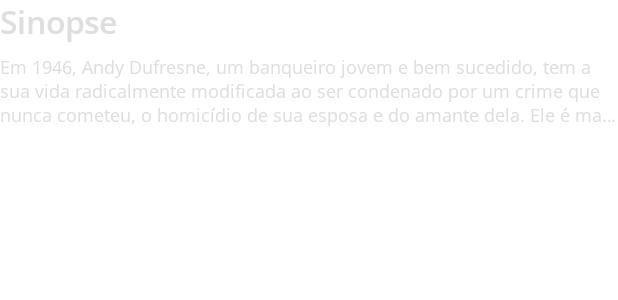
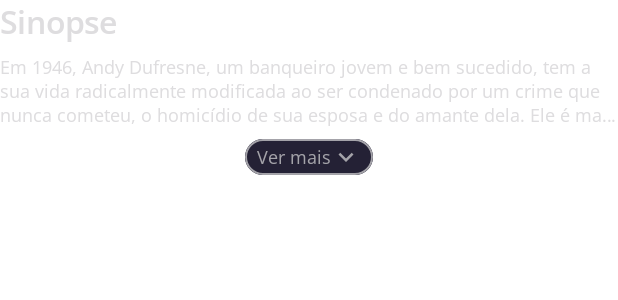
Before and after one commit to WallaceMartinsTI/Movie2You, an Android app built with Jetpack Compose: the @Preview function MovieDetailsSynopsisContainerPreview, on a phone screen of 412 x 824 dp. Shown: the top 300 px of the screen. Run offline under Robolectric (Android 15) with nearby library versions, the phone set to English and light mode, and no system bars; network calls fail.

```diff
--- a/app/src/main/java/com/wcsm/movie2you/domain/model/MovieDetails.kt
+++ b/app/src/main/java/com/wcsm/movie2you/domain/model/MovieDetails.kt
@@ -9,5 +9,4 @@ data class MovieDetails(
     val runtime: String,
     val title: String,
     val voteAverage: String,
-
 )
--- a/app/src/main/java/com/wcsm/movie2you/presentation/MainActivity.kt
+++ b/app/src/main/java/com/wcsm/movie2you/presentation/MainActivity.kt
@@ -42,7 +42,7 @@ class MainActivity : ComponentActivity() {
                 SetBarColor(systemBarsColor)
 
                 LaunchedEffect(Unit) {
-                    delay(2000)
+                    delay(1500)
                     isSplashScreenVisible = false
                 }
 
--- /dev/null
+++ b/app/src/main/java/com/wcsm/movie2you/presentation/ui/components/SeeMoreTextContent.kt
@@ -0,0 +1,109 @@
+package com.wcsm.movie2you.presentation.ui.components
+
+import androidx.compose.animation.animateContentSize
+import androidx.compose.foundation.background
+import androidx.compose.foundation.border
+import androidx.compose.foundation.clickable
+import androidx.compose.foundation.interaction.MutableInteractionSource
+import androidx.compose.foundation.layout.Arrangement
+import androidx.compose.foundation.layout.Column
+import androidx.compose.foundation.layout.Row
+import androidx.compose.foundation.layout.Spacer
+import androidx.compose.foundation.layout.fillMaxSize
+import androidx.compose.foundation.layout.height
+import androidx.compose.foundation.layout.padding
+import androidx.compose.foundation.layout.width
+import androidx.compose.foundation.shape.RoundedCornerShape
+import androidx.compose.material.icons.Icons
+import androidx.compose.material.icons.filled.KeyboardArrowDown
+import androidx.compose.material.icons.filled.KeyboardArrowUp
+import androidx.compose.material3.Icon
+import androidx.compose.material3.MaterialTheme
+import androidx.compose.material3.Text
+import androidx.compose.runtime.Composable
+import androidx.compose.runtime.getValue
+import androidx.compose.runtime.mutableStateOf
+import androidx.compose.runtime.remember
+import androidx.compose.runtime.setValue
+import androidx.compose.ui.Alignment
+import androidx.compose.ui.Modifier
+import androidx.compose.ui.draw.clip
+import androidx.compose.ui.text.style.TextOverflow
+import androidx.compose.ui.tooling.preview.Preview
+import androidx.compose.ui.unit.dp
+import com.wcsm.movie2you.presentation.ui.theme.AppBackgroundColor
+import com.wcsm.movie2you.presentation.ui.theme.CommentsContainerColor
+import com.wcsm.movie2you.presentation.ui.theme.CommentsTextColor
+import com.wcsm.movie2you.presentation.ui.theme.Movie2YouTheme
+import com.wcsm.movie2you.presentation.ui.theme.TitleTextColor
+
+@Composable
+fun SeeMoreTextContent(
+    fullText: String,
+    maxLines: Int,
+    modifier: Modifier = Modifier
+) {
+    var isToShowFullText by remember { mutableStateOf(false) }
+
+    Column(
+        modifier = modifier.animateContentSize(),
+        horizontalAlignment = Alignment.CenterHorizontally
+    ) {
+        Text(
+            text = fullText,
+            color = TitleTextColor,
+            style = MaterialTheme.typography.bodySmall,
+            maxLines = if(isToShowFullText) Int.MAX_VALUE else maxLines,
+            overflow = TextOverflow.Ellipsis
+        )
+
+        Spacer(Modifier.height(8.dp))
+
+        Row(
+            modifier = Modifier
+                .clip(RoundedCornerShape(12.dp))
+                .width(85.dp)
+                .border(1.dp, CommentsTextColor, RoundedCornerShape(12.dp))
+                .background(CommentsContainerColor)
+                .padding(vertical = 2.dp, horizontal = 8.dp)
+                .clickable(
+                    interactionSource = remember { MutableInteractionSource() },
+                    indication = null
+                ) { isToShowFullText = !isToShowFullText },
+            verticalAlignment = Alignment.CenterVertically
+        ) {
+            Text(
+                text = if(isToShowFullText) "Ver menos" else "Ver mais",
+                color = CommentsTextColor,
+                style = MaterialTheme.typography.bodySmall
+            )
+
+            Icon(
+                imageVector = if(isToShowFullText) Icons.Default.KeyboardArrowUp
+                else Icons.Default.KeyboardArrowDown,
+                contentDescription = null,
+                tint = CommentsTextColor
+            )
+        }
+    }
+}
+
+@Preview
+@Composable
+private fun SeeMoreTextContentPreview() {
+    Movie2YouTheme {
+        Column(
+            modifier = Modifier
+                .fillMaxSize()
+                .background(AppBackgroundColor),
+            horizontalAlignment = Alignment.CenterHorizontally,
+            verticalArrangement = Arrangement.Center
+        ) {
+            SeeMoreTextContent(
+                fullText = "Em 1946, Andy Dufresne, um banqueiro jovem e bem sucedido, tem a sua vida radicalmente modificada ao ser condenado por um crime que nunca cometeu, o homicídio de sua esposa e do amante dela. Ele é mandado para uma prisão que é o pesadelo de qualquer detento, a Penitenciária Estadual de Shawshank, no Maine. Lá ele irá cumprir a pena perpétua. Andy logo será apresentado a Warden Norton, o corrupto e cruel agente penitenciário, que usa a Bíblia como arma de controle e ao Capitão Byron Hadley que trata os internos como animais. Andy faz amizade com Ellis Boyd Redding, um prisioneiro que cumpre pena há 20 anos e controla o mercado negro da instituição.",
+                maxLines = 3,
+                modifier = Modifier.padding(16.dp)
+            )
+        }
+    }
+}
--- a/app/src/main/java/com/wcsm/movie2you/presentation/ui/view/movieDetails/MovieDetailsSynopsisContainer.kt
+++ b/app/src/main/java/com/wcsm/movie2you/presentation/ui/view/movieDetails/MovieDetailsSynopsisContainer.kt
@@ -8,11 +8,10 @@ import androidx.compose.material3.MaterialTheme
 import androidx.compose.material3.Text
 import androidx.compose.runtime.Composable
 import androidx.compose.ui.Modifier
-import androidx.compose.ui.text.style.TextOverflow
 import androidx.compose.ui.tooling.preview.Preview
 import androidx.compose.ui.unit.dp
+import com.wcsm.movie2you.presentation.ui.components.SeeMoreTextContent
 import com.wcsm.movie2you.presentation.ui.theme.Movie2YouTheme
-import com.wcsm.movie2you.presentation.ui.theme.TitleTextColor
 
 @Composable
 fun MovieDetailsSynopsisContainer(
@@ -28,12 +27,9 @@ fun MovieDetailsSynopsisContainer(
 
         Spacer(Modifier.height(8.dp))
 
-        Text(
-            text = movieOverview,
-            color = TitleTextColor,
-            style = MaterialTheme.typography.bodySmall,
-            maxLines = 3,
-            overflow = TextOverflow.Ellipsis
+        SeeMoreTextContent(
+            fullText = movieOverview,
+            maxLines = 3
         )
     }
 }
```
Also changed, not shown: app/src/main/java/com/wcsm/movie2you/presentation/ui/view/movieDetails/MovieDetailsReviewsContainer.kt (+3 -7 lines), 1 other file.
